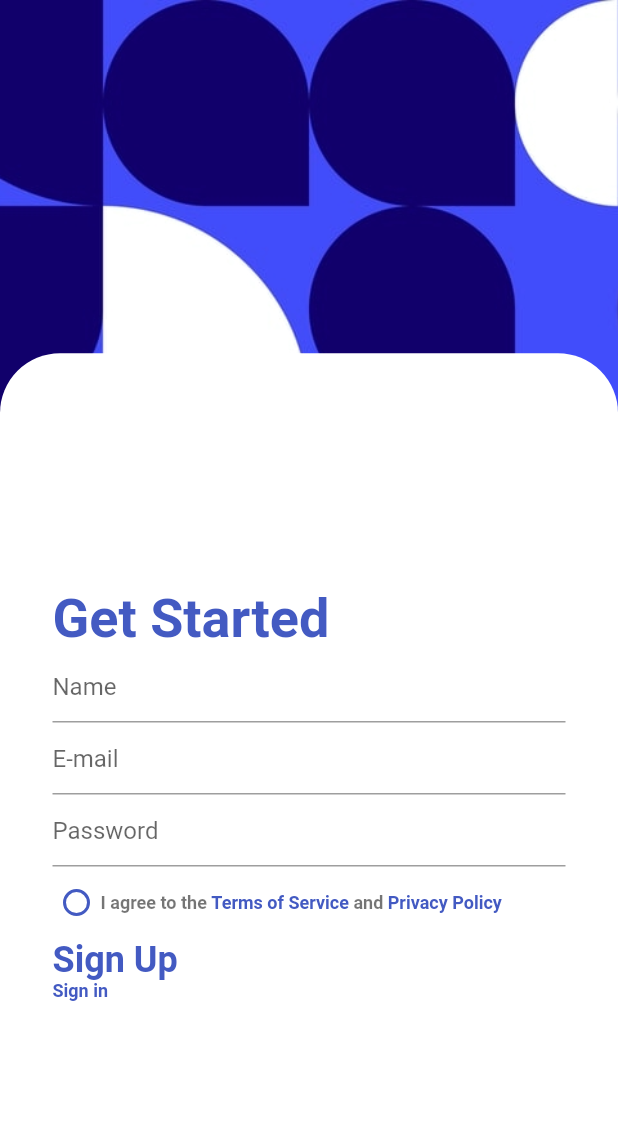
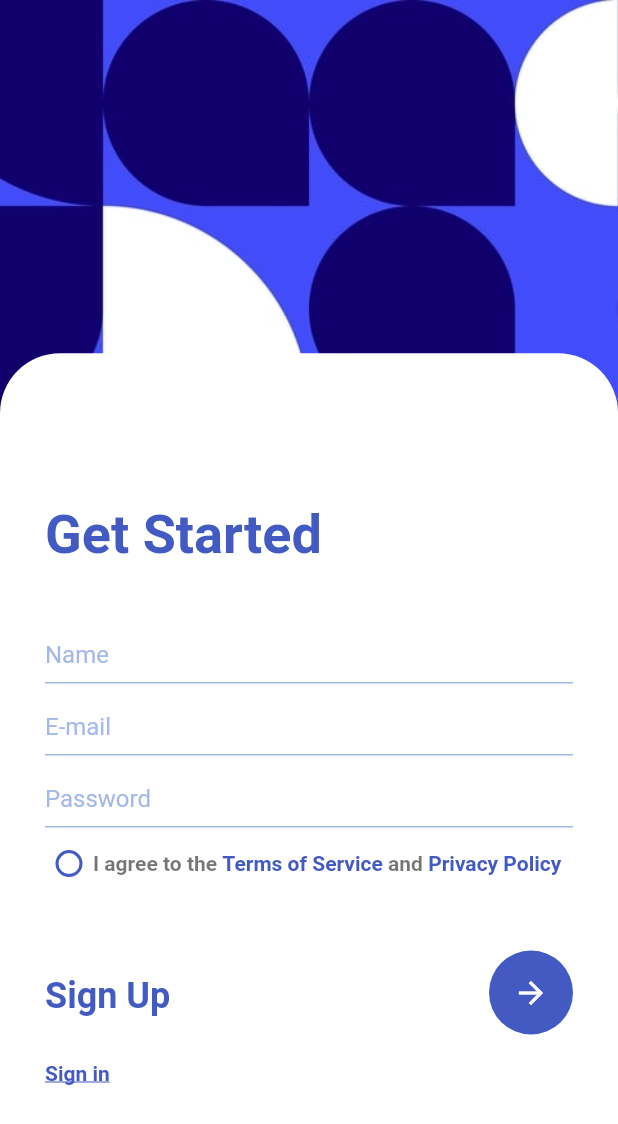
Before and after one commit to FelipeAngeli/sign_form_ui, a Flutter app: the screen it shows after launch, on a phone screen of 412 x 824 dp. Shown: the top 1124 px of the screen. Run offline on Flutter 3.47's test engine with Material 2 defaults, Android fonts, the phone set to English and light mode, and no system bars; Roboto replaces fonts that are missing (OpenSans).

```diff
--- a/lib/app/components/form_get.dart
+++ b/lib/app/components/form_get.dart
@@ -19,17 +19,73 @@ class _FormGetState extends State<FormGet> {
     return Column(
       children: [
         TextFormField(
-          decoration: const InputDecoration(hintText: "Name"),
+          decoration: const InputDecoration(
+            hintText: "Name",
+            hintStyle: TextStyle(
+              color: AppStyles.colorSegundary,
+              fontFamily: "OpenSans",
+              fontSize: 16,
+            ),
+            enabledBorder: UnderlineInputBorder(
+              borderSide: BorderSide(
+                color: AppStyles.colorSegundary,
+              ),
+            ),
+          ),
+          style: const TextStyle(
+            color: AppStyles.colorSegundary,
+            fontFamily: "OpenSans",
+            fontSize: 16,
+          ),
+
+          textAlignVertical: TextAlignVertical.bottom,
+
           //maxLength: 40,
           // validator: (String val){ nome = val},
         ),
         TextFormField(
-          decoration: const InputDecoration(hintText: "E-mail"),
+          decoration: const InputDecoration(
+            hintText: "E-mail",
+            hintStyle: TextStyle(
+              color: AppStyles.colorSegundary,
+              fontFamily: "OpenSans",
+              fontSize: 16,
+            ),
+            enabledBorder: UnderlineInputBorder(
+              borderSide: BorderSide(
+                color: AppStyles.colorSegundary,
+              ),
+            ),
+          ),
+          style: const TextStyle(
+            color: AppStyles.colorSegundary,
+            fontFamily: "OpenSans",
+            fontSize: 16,
+          ),
+          textAlignVertical: TextAlignVertical.bottom,
           //maxLength: 40,
           // validator: (String val){ nome = val},
         ),
         TextFormField(
-          decoration: const InputDecoration(hintText: "Password"),
+          decoration: const InputDecoration(
+            hintText: "Password",
+            hintStyle: TextStyle(
+              color: AppStyles.colorSegundary,
+              fontFamily: "OpenSans",
+              fontSize: 16,
+            ),
+            enabledBorder: UnderlineInputBorder(
+              borderSide: BorderSide(
+                color: AppStyles.colorSegundary,
+              ),
+            ),
+          ),
+          style: const TextStyle(
+            color: AppStyles.colorSegundary,
+            fontFamily: "OpenSans",
+            fontSize: 16,
+          ),
+          textAlignVertical: TextAlignVertical.bottom,
           //maxLength: 40,
           // validator: (String val){ nome = val},
         ),
--- a/lib/app/components/sign_button.dart
+++ b/lib/app/components/sign_button.dart
@@ -1,4 +1,5 @@
 import 'package:flutter/material.dart';
+import 'package:sign_form_ui/core/style.dart';
 
 class SignButton extends StatelessWidget {
   const SignButton({Key? key}) : super(key: key);
@@ -6,15 +7,23 @@ class SignButton extends StatelessWidget {
   @override
   Widget build(BuildContext context) {
     return Container(
-      child: Column(
+      width: double.infinity,
+      child: Row(
+        mainAxisAlignment: MainAxisAlignment.spaceBetween,
         children: [
           Column(
             crossAxisAlignment: CrossAxisAlignment.start,
             // mainAxisAlignment: MainAxisAlignment.spaceBetween,
             children: [
+              const SizedBox(
+                height: 50,
+              ),
               Text(
                 "Sign Up",
                 style: Theme.of(context).textTheme.headline2,
+              ),
+              const SizedBox(
+                height: 30,
               ),
               Text(
                 "Sign in",
@@ -22,7 +31,12 @@ class SignButton extends StatelessWidget {
               ),
             ],
           ),
-          //button
+          FloatingActionButton(
+            onPressed: () {},
+            elevation: 0.0,
+            backgroundColor: AppStyles.colorPrimary,
+            child: const Icon(Icons.arrow_forward_outlined),
+          ),
         ],
       ),
     );
--- a/lib/app/pages/sign_up.dart
+++ b/lib/app/pages/sign_up.dart
@@ -40,7 +40,7 @@ class SignUp extends StatelessWidget {
                     ),
                   ),
                   child: Padding(
-                    padding: const EdgeInsets.all(35.0),
+                    padding: const EdgeInsets.all(30.0),
                     child: Column(
                       mainAxisAlignment: MainAxisAlignment.center,
                       crossAxisAlignment: CrossAxisAlignment.start,
@@ -49,8 +49,11 @@ class SignUp extends StatelessWidget {
                           "Get Started",
                           style: Theme.of(context).textTheme.headline1,
                         ),
-                        FormGet(),
-                        SignButton(),
+                        const SizedBox(
+                          height: 30,
+                        ),
+                        const FormGet(),
+                        const SignButton(),
                       ],
                     ),
                   ),
--- a/lib/core/style.dart
+++ b/lib/core/style.dart
@@ -5,6 +5,7 @@ class AppStyles {
 
   static const Color colorPrimary = Color(0xff435AC2);
   static const Color colorSegundary = Color(0xffA4B8EA);
+  static const Color formTxt = Color(0xFFAFBDE2);
 
 //------------------------------Fonts--------------------------------//
 
--- a/lib/main.dart
+++ b/lib/main.dart
@@ -28,18 +28,20 @@ class MyApp extends StatelessWidget {
               color: AppStyles.colorPrimary,
               fontWeight: FontWeight.bold),
           headline3: TextStyle(
-            fontFamily: "OpenSans",
-            fontSize: 22,
-          ),
+              fontFamily: "OpenSans",
+              fontSize: 16,
+              fontWeight: FontWeight.w500,
+              color: Colors.red),
           headline4: TextStyle(
               fontFamily: "OpenSans",
-              fontSize: 12,
+              fontSize: 14,
               fontWeight: FontWeight.bold),
           headline5: TextStyle(
               fontFamily: "OpenSans",
-              fontSize: 12,
+              fontSize: 14,
               color: AppStyles.colorPrimary,
-              fontWeight: FontWeight.bold),
+              fontWeight: FontWeight.bold,
+              decoration: TextDecoration.underline),
         ),
       ),
       home: const SignUp(),
```
